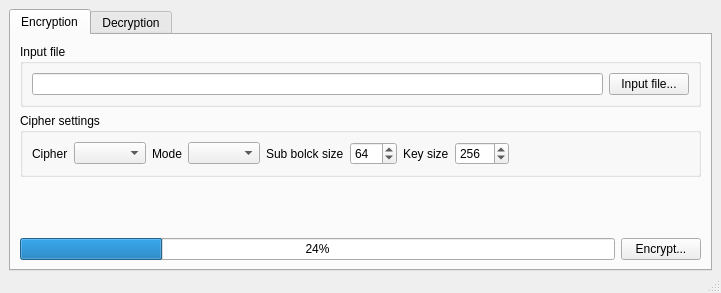
Qt form qt/main.ui (jpastuszek/cipher) before a commit.
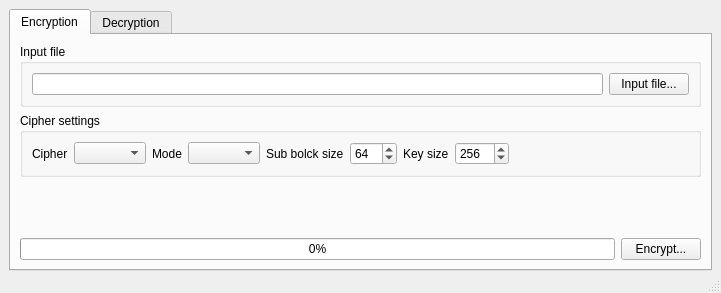
The same form after that commit.

What changed in the file:
```diff
--- a/qt/main.ui
+++ b/qt/main.ui
@@ -164,7 +164,7 @@
           <item>
            <widget class="QProgressBar" name="encryption_progress_bar">
             <property name="value">
-             <number>24</number>
+             <number>0</number>
             </property>
            </widget>
           </item>
```
Left out of the diff: 2 changed lines with no effect on the pictures.
